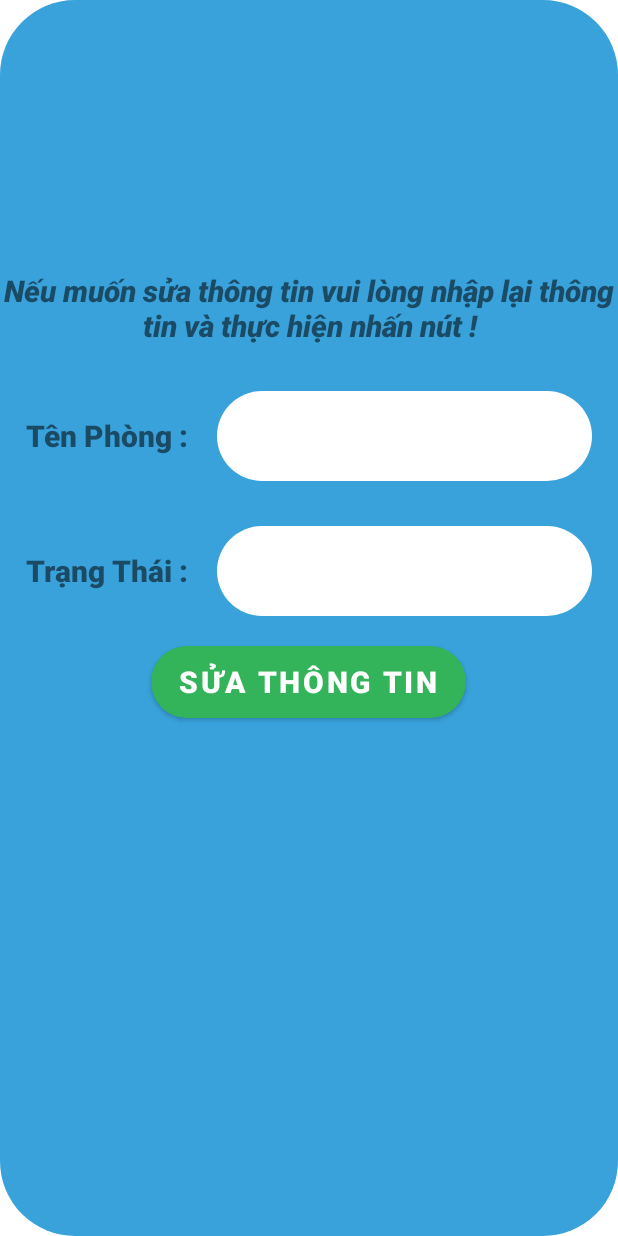
After one commit to hoanghiep3110/QLNhaTro, an Android app: the RoomDetailActivity screen opened directly, with no data from a screen before it, on a phone screen of 412 x 824 dp. The commit adds this screen. Run offline under Robolectric (Android 15) with nearby library versions, the phone set to English and light mode, and no system bars.

Commit message:
update
123321

```diff
--- /dev/null
+++ b/app/src/main/java/com/example/qlnhatro/Detail/RoomDetailActivity.java
@@ -0,0 +1,25 @@
+package com.example.qlnhatro.Detail;
+
+import androidx.appcompat.app.AppCompatActivity;
+
+import android.os.Bundle;
+import android.widget.Button;
+import android.widget.EditText;
+
+import com.example.qlnhatro.R;
+
+public class RoomDetailActivity extends AppCompatActivity {
+
+    private EditText edtTenPhong, edtTrangThai;
+    private Button btnSua;
+
+    @Override
+    public void onCreate(Bundle savedInstanceState) {
+        super.onCreate(savedInstanceState);
+        setContentView(R.layout.detail_room);
+
+        edtTenPhong = findViewById(R.id.edtTenPhong);
+        edtTrangThai = findViewById(R.id.edtTrangThai);
+
+    }
+}
--- a/app/src/main/java/com/example/qlnhatro/Fragment/ContactFragment.java
+++ b/app/src/main/java/com/example/qlnhatro/Fragment/ContactFragment.java
@@ -15,6 +15,6 @@ public class ContactFragment extends Fragment {
     @Nullable
     @Override
     public View onCreateView(@NonNull LayoutInflater inflater, @Nullable ViewGroup container, @Nullable Bundle savedInstanceState) {
-        return inflater.inflate(R.layout.layout_contact,container,false);
+        return inflater.inflate(R.layout.list_contact,container,false);
     }
 }
--- a/app/src/main/java/com/example/qlnhatro/Fragment/RoomFragment.java
+++ b/app/src/main/java/com/example/qlnhatro/Fragment/RoomFragment.java
@@ -15,7 +15,7 @@ import androidx.fragment.app.Fragment;
 import androidx.recyclerview.widget.LinearLayoutManager;
 import androidx.recyclerview.widget.RecyclerView;
 
-import com.example.qlnhatro.Adapter.ApartmentAdapter;
+import com.example.qlnhatro.Adapter.RoomAdapter;
 import com.example.qlnhatro.Model.Room;
 import com.example.qlnhatro.R;
 import com.example.qlnhatro.Service.ServiceAPI;
@@ -35,7 +35,7 @@ public class RoomFragment extends Fragment {
     private ArrayList<Room> alRoom;
 
     private RecyclerView rclRoomList;
-    private ApartmentAdapter roomAdapter;
+    private RoomAdapter roomAdapter;
     private Context context;
     private FloatingActionButton btnAdd;
 
@@ -75,7 +75,7 @@ public class RoomFragment extends Fragment {
             rclRoomList.setHasFixedSize(true);
             LinearLayoutManager linearLayoutManager = new LinearLayoutManager(context, LinearLayoutManager.VERTICAL, false);
             rclRoomList.setLayoutManager(linearLayoutManager);
-            roomAdapter = new ApartmentAdapter(rooms, context);
+            roomAdapter = new RoomAdapter(rooms, context);
             rclRoomList.setAdapter(roomAdapter);
         } catch (Exception e) {
             e.printStackTrace();
--- /dev/null
+++ b/app/src/main/res/layout/detail_room.xml
@@ -0,0 +1,72 @@
+<?xml version="1.0" encoding="utf-8"?>
+<LinearLayout xmlns:android="http://schemas.android.com/apk/res/android"
+    android:layout_width="match_parent"
+    android:layout_height="match_parent"
+    android:background="@drawable/botronedittext"
+    android:orientation="vertical">
+        <TextView
+            android:layout_width="wrap_content"
+            android:layout_height="wrap_content"
+            android:layout_gravity="center"
+            android:layout_marginTop="180dp"
+            android:gravity="center"
+            android:textStyle="italic"
+            android:fontFamily="sans-serif-black"
+            android:text="Nếu muốn sửa thông tin vui lòng nhập lại thông tin và thực hiện nhấn nút !"
+            android:textSize="20dp" />
+        <LinearLayout
+            android:layout_width="match_parent"
+            android:layout_height="wrap_content"
+            android:orientation="horizontal"
+            android:layout_marginTop="30dp"
+            android:gravity="center">
+            <TextView
+                android:layout_width="wrap_content"
+                android:layout_height="wrap_content"
+                android:layout_gravity="center"
+                android:gravity="center"
+                android:fontFamily="sans-serif-black"
+                android:text="Tên Phòng :"
+                android:textSize="20dp" />
+            <EditText
+                android:id="@+id/edtTenPhong"
+                android:layout_marginLeft="20dp"
+                android:layout_width="250dp"
+                android:layout_height="60sp"
+                android:background="@drawable/background" />
+        </LinearLayout>
+    <LinearLayout
+        android:layout_width="match_parent"
+        android:layout_height="wrap_content"
+        android:orientation="horizontal"
+        android:layout_marginTop="30dp"
+        android:gravity="center">
+        <TextView
+            android:layout_width="wrap_content"
+            android:layout_height="wrap_content"
+            android:layout_gravity="center"
+            android:gravity="center"
+            android:fontFamily="sans-serif-black"
+            android:text="Trạng Thái :"
+            android:textSize="20dp" />
+        <EditText
+            android:id="@+id/edtTrangThai"
+            android:layout_marginLeft="20dp"
+            android:layout_width="250dp"
+            android:layout_height="60sp"
+            android:background="@drawable/background" />
+    </LinearLayout>
+
+        <Button
+            android:id="@+id/btnDk"
+            android:layout_width="210dp"
+            android:layout_height="wrap_content"
+            android:layout_gravity="center"
+            android:layout_marginTop="20dp"
+            android:textStyle="bold"
+            android:background="@drawable/botronedittext"
+            android:textColor="@color/white"
+            android:gravity="center"
+            android:text="Sửa thông tin"
+            android:textSize="20dp" />
+</LinearLayout>
--- a/app/src/main/res/layout/apartment_item.xml
+++ b/app/src/main/res/layout/list_item_room.xml
@@ -18,7 +18,6 @@
             android:layout_width="60dp"
             android:layout_height="match_parent"
             android:src="@drawable/ic_baseline_supervised_user_circle_24" />
-
 
         <LinearLayout
             android:layout_width="0dp"
@@ -62,8 +61,4 @@
             android:backgroundTint="#FF5722"/>
 
     </LinearLayout>
-
-
-
-
 </androidx.cardview.widget.CardView>
--- a/app/src/main/res/layout/list_service.xml
+++ b/app/src/main/res/layout/list_service.xml
@@ -7,13 +7,13 @@
     android:padding="20dp">
 
     <androidx.recyclerview.widget.RecyclerView
-        android:id="@+id/rclRoomList"
+        android:id="@+id/rclServiceList"
         android:layout_weight="10"
         android:layout_width="match_parent"
         android:layout_height="0dp"/>
 
     <com.google.android.material.floatingactionbutton.FloatingActionButton
-        android:id="@+id/btnAdd"
+        android:id="@+id/btnAddService"
         android:src="@drawable/ic_add"
         android:layout_height="wrap_content"
         android:layout_width="wrap_content"
```
Also changed, not shown: app/src/main/AndroidManifest.xml (+6 -1 lines), app/src/main/java/com/example/qlnhatro/Adapter/RoomAdapter.java (renamed from app/src/main/java/com/example/qlnhatro/Adapter/ApartmentAdapter.java, +21 -26 lines), app/src/main/java/com/example/qlnhatro/Adapter/ServiceAdapter.java (+56 -1 lines), app/src/main/java/com/example/qlnhatro/Fragment/ServiceFragment.java (+67 -1 lines), app/src/main/java/com/example/qlnhatro/Model/ListService.java (added, +19 -0 lines), app/src/main/java/com/example/qlnhatro/Model/Service.java (+20 -21 lines), app/src/main/java/com/example/qlnhatro/Service/ServiceAPI.java (+11 -0 lines), app/src/main/res/layout/list_item_contact.xml (added, +70 -0 lines), app/src/main/res/layout/list_item_service.xml (added, +64 -0 lines), app/src/main/res/layout/list_contact.xml (renamed from app/src/main/res/layout/layout_contact.xml).
